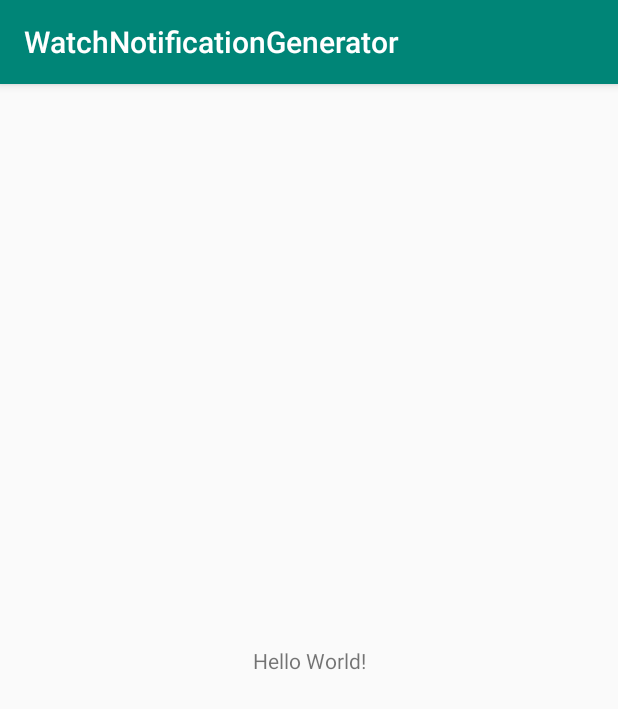
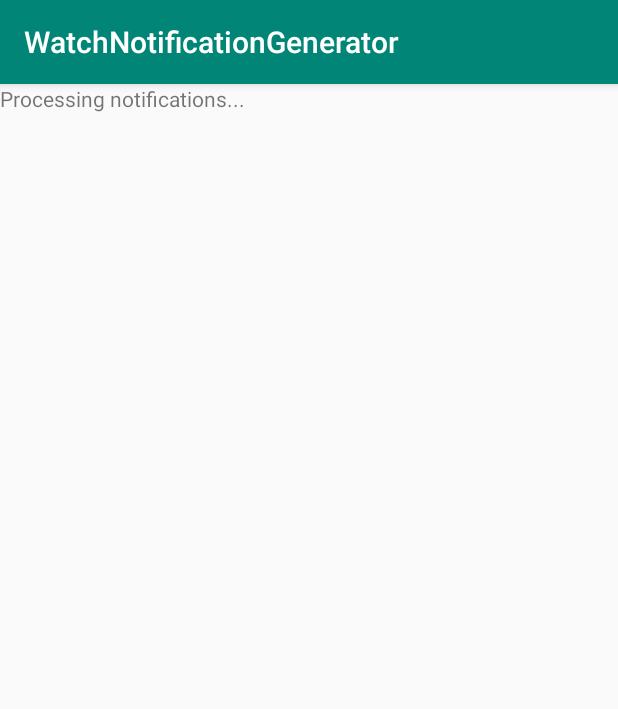
Before and after one commit to SKocur/WatchNotificationGenerator, an Android app: the screen it shows after launch (HomeActivity), on a phone screen of 412 x 824 dp. Shown: the top 709 px of the screen. Run offline under Robolectric (Android 15) with nearby library versions, the phone set to English and light mode, and no system bars; our stand-ins replace Room's generated code; 1 statement that could not run was skipped.

```diff
--- a/app/src/main/java/com/skocur/watchnotificationgenerator/HomeActivity.java
+++ b/app/src/main/java/com/skocur/watchnotificationgenerator/HomeActivity.java
@@ -1,13 +1,14 @@
 package com.skocur.watchnotificationgenerator;
 
-import android.support.v7.app.AppCompatActivity;
 import android.os.Bundle;
+import android.util.Log;
 
 import com.skocur.watchnotificationgenerator.models.Notification;
 import com.skocur.watchnotificationgenerator.sqlutils.MainDatabase;
 
 import java.util.List;
 
+import androidx.appcompat.app.AppCompatActivity;
 import androidx.room.Room;
 
 public class HomeActivity extends AppCompatActivity {
@@ -22,7 +23,9 @@ public class HomeActivity extends AppCompatActivity {
         db = Room.databaseBuilder(getApplicationContext(),
                 MainDatabase.class, "watch-notifications-db").build();
 
-        generateRandomDataAndInsertToDabase();
+        generateRandomDataAndInsertToDatabase();
+
+        generateNotificationsFromEverything();
 
         db.close();
     }
@@ -30,9 +33,12 @@ public class HomeActivity extends AppCompatActivity {
     private void generateNotificationsFromEverything() {
 
         List<Notification> notifications = db.notificationDao().getAll();
+        for (Notification notification : notifications) {
+            Log.i("notification", notification.toString());
+        }
     }
 
-    private void generateRandomDataAndInsertToDabase() {
+    private void generateRandomDataAndInsertToDatabase() {
         Notification notification = new Notification();
 
         for (int i = 0; i < 10; ++i) {
--- a/app/src/main/java/com/skocur/watchnotificationgenerator/models/Notification.java
+++ b/app/src/main/java/com/skocur/watchnotificationgenerator/models/Notification.java
@@ -1,5 +1,6 @@
 package com.skocur.watchnotificationgenerator.models;
 
+import androidx.annotation.NonNull;
 import androidx.room.ColumnInfo;
 import androidx.room.Entity;
 import androidx.room.PrimaryKey;
@@ -42,4 +43,12 @@ public class Notification {
     public void setCategory(String category) {
         this.category = category;
     }
+
+    @NonNull
+    @Override
+    public String toString() {
+        return getCategory() + " "
+                + getNotificationTitle() + " "
+                + getNotificationContent();
+    }
 }
--- a/app/src/main/java/com/skocur/watchnotificationgenerator/sqlutils/MainDatabase.java
+++ b/app/src/main/java/com/skocur/watchnotificationgenerator/sqlutils/MainDatabase.java
@@ -1,7 +1,11 @@
 package com.skocur.watchnotificationgenerator.sqlutils;
 
+import com.skocur.watchnotificationgenerator.models.Notification;
+
+import androidx.room.Database;
 import androidx.room.RoomDatabase;
 
+@Database(entities = {Notification.class}, version = 1)
 public abstract class MainDatabase extends RoomDatabase {
 
     public abstract NotificationDao notificationDao();
--- a/app/src/main/res/layout/activity_home.xml
+++ b/app/src/main/res/layout/activity_home.xml
@@ -1,5 +1,5 @@
 <?xml version="1.0" encoding="utf-8"?>
-<android.support.constraint.ConstraintLayout xmlns:android="http://schemas.android.com/apk/res/android"
+<LinearLayout xmlns:android="http://schemas.android.com/apk/res/android"
     xmlns:app="http://schemas.android.com/apk/res-auto"
     xmlns:tools="http://schemas.android.com/tools"
     android:layout_width="match_parent"
@@ -9,10 +9,10 @@
     <TextView
         android:layout_width="wrap_content"
         android:layout_height="wrap_content"
-        android:text="Hello World!"
+        android:text="Processing notifications..."
         app:layout_constraintBottom_toBottomOf="parent"
         app:layout_constraintLeft_toLeftOf="parent"
         app:layout_constraintRight_toRightOf="parent"
         app:layout_constraintTop_toTopOf="parent" />
 
-</android.support.constraint.ConstraintLayout>
+</LinearLayout>
--- a/gradle.properties
+++ b/gradle.properties
@@ -11,3 +11,6 @@ org.gradle.jvmargs=-Xmx1536m
 # This option should only be used with decoupled projects. More details, visit
 # http://www.gradle.org/docs/current/userguide/multi_project_builds.html#sec:decoupled_projects
 # org.gradle.parallel=true
+
+android.useAndroidX=true
+android.enableJetifier=true
```
Also changed, not shown: app/build.gradle (+9 -1 lines), app/src/main/AndroidManifest.xml (+6 -2 lines).
